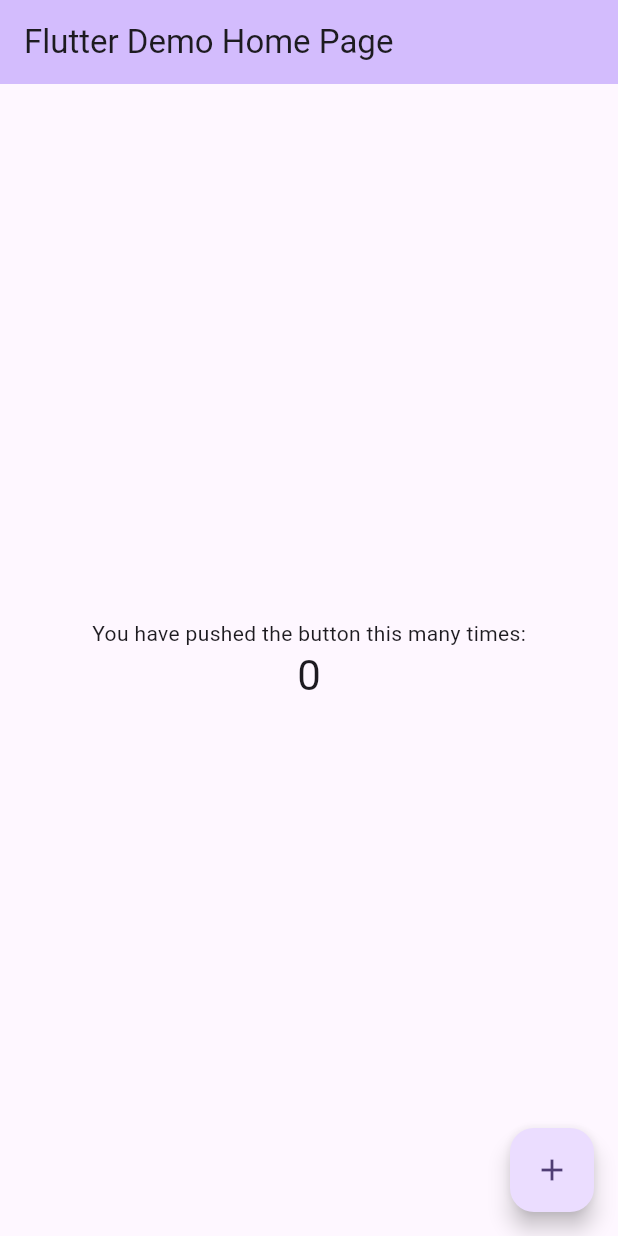
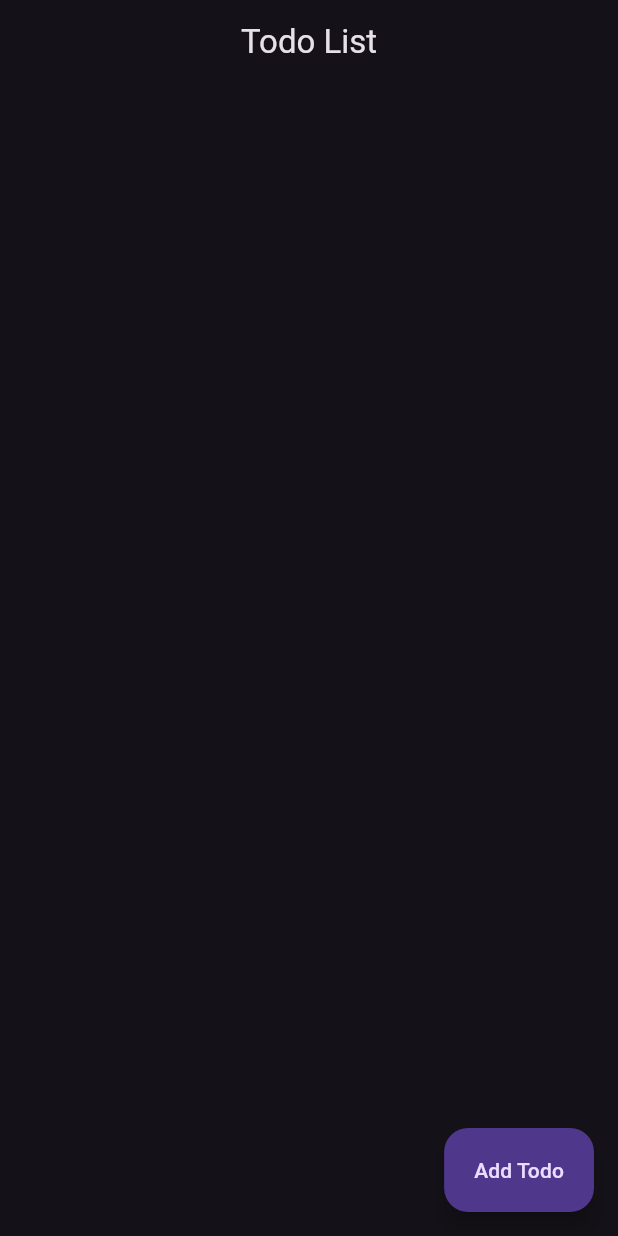
Before and after one commit to adhilfouzi/Todo_App_REST_API, a Flutter app: the screen it shows after launch, on a phone screen of 412 x 824 dp. Run offline on Flutter 3.47's test engine with Material 3 defaults, Android fonts, the phone set to English and light mode, and no system bars.

Commit message:
add page designed

```diff
--- a/lib/main.dart
+++ b/lib/main.dart
@@ -1,4 +1,5 @@
 import 'package:flutter/material.dart';
+import 'package:todo_app_rest_api/screen/todo_list.dart';
 
 void main() {
   runApp(const MyApp());
@@ -11,115 +12,9 @@ class MyApp extends StatelessWidget {
   @override
   Widget build(BuildContext context) {
     return MaterialApp(
-      title: 'Flutter Demo',
-      theme: ThemeData(
-        // This is the theme of your application.
-        //
-        // TRY THIS: Try running your application with "flutter run". You'll see
-        // the application has a purple toolbar. Then, without quitting the app,
-        // try changing the seedColor in the colorScheme below to Colors.green
-        // and then invoke "hot reload" (save your changes or press the "hot
-        // reload" button in a Flutter-supported IDE, or press "r" if you used
-        // the command line to start the app).
-        //
-        // Notice that the counter didn't reset back to zero; the application
-        // state is not lost during the reload. To reset the state, use hot
-        // restart instead.
-        //
-        // This works for code too, not just values: Most code changes can be
-        // tested with just a hot reload.
-        colorScheme: ColorScheme.fromSeed(seedColor: Colors.deepPurple),
-        useMaterial3: true,
-      ),
-      home: const MyHomePage(title: 'Flutter Demo Home Page'),
+      debugShowCheckedModeBanner: false,
+      theme: ThemeData.dark(),
+      home: const TodoList(),
     );
   }
 }
-
-class MyHomePage extends StatefulWidget {
-  const MyHomePage({super.key, required this.title});
-
-  // This widget is the home page of your application. It is stateful, meaning
-  // that it has a State object (defined below) that contains fields that affect
-  // how it looks.
-
-  // This class is the configuration for the state. It holds the values (in this
-  // case the title) provided by the parent (in this case the App widget) and
-  // used by the build method of the State. Fields in a Widget subclass are
-  // always marked "final".
-
-  final String title;
-
-  @override
-  State<MyHomePage> createState() => _MyHomePageState();
-}
-
-class _MyHomePageState extends State<MyHomePage> {
-  int _counter = 0;
-
-  void _incrementCounter() {
-    setState(() {
-      // This call to setState tells the Flutter framework that something has
-      // changed in this State, which causes it to rerun the build method below
-      // so that the display can reflect the updated values. If we changed
-      // _counter without calling setState(), then the build method would not be
-      // called again, and so nothing would appear to happen.
-      _counter++;
-    });
-  }
-
-  @override
-  Widget build(BuildContext context) {
-    // This method is rerun every time setState is called, for instance as done
-    // by the _incrementCounter method above.
-    //
-    // The Flutter framework has been optimized to make rerunning build methods
-    // fast, so that you can just rebuild anything that needs updating rather
-    // than having to individually change instances of widgets.
-    return Scaffold(
-      appBar: AppBar(
-        // TRY THIS: Try changing the color here to a specific color (to
-        // Colors.amber, perhaps?) and trigger a hot reload to see the AppBar
-        // change color while the other colors stay the same.
-        backgroundColor: Theme.of(context).colorScheme.inversePrimary,
-        // Here we take the value from the MyHomePage object that was created by
-        // the App.build method, and use it to set our appbar title.
-        title: Text(widget.title),
-      ),
-      body: Center(
-        // Center is a layout widget. It takes a single child and positions it
-        // in the middle of the parent.
-        child: Column(
-          // Column is also a layout widget. It takes a list of children and
-          // arranges them vertically. By default, it sizes itself to fit its
-          // children horizontally, and tries to be as tall as its parent.
-          //
-          // Column has various properties to control how it sizes itself and
-          // how it positions its children. Here we use mainAxisAlignment to
-          // center the children vertically; the main axis here is the vertical
-          // axis because Columns are vertical (the cross axis would be
-          // horizontal).
-          //
-          // TRY THIS: Invoke "debug painting" (choose the "Toggle Debug Paint"
-          // action in the IDE, or press "p" in the console), to see the
-          // wireframe for each widget.
-          mainAxisAlignment: MainAxisAlignment.center,
-          children: <Widget>[
-            const Text(
-              'You have pushed the button this many times:',
-            ),
-            Text(
-              '$_counter',
-              style: Theme.of(context).textTheme.headlineMedium,
-            ),
-          ],
-        ),
-      ),
-      floatingActionButton: FloatingActionButton(
-        onPressed: _incrementCounter,
-        tooltip: 'Increment',
-        child: const Icon(Icons.add),
-      ), // This trailing comma makes auto-formatting nicer for build methods.
-    );
-  }
-}
--- /dev/null
+++ b/lib/screen/todo_list.dart
@@ -0,0 +1,27 @@
+import 'package:flutter/material.dart';
+import 'package:todo_app_rest_api/screen/add_todo.dart';
+
+class TodoList extends StatefulWidget {
+  const TodoList({super.key});
+
+  @override
+  State<TodoList> createState() => _TodoListState();
+}
+
+class _TodoListState extends State<TodoList> {
+  @override
+  Widget build(BuildContext context) {
+    return Scaffold(
+      appBar: AppBar(
+        centerTitle: true,
+        title: const Text('Todo List'),
+      ),
+      floatingActionButton: FloatingActionButton.extended(
+          onPressed: () {
+            Navigator.of(context).push(
+                MaterialPageRoute(builder: (context) => const AddTodoPage()));
+          },
+          label: const Text('Add Todo')),
+    );
+  }
+}
--- a/pubspec.yaml
+++ b/pubspec.yaml
@@ -35,6 +35,7 @@ dependencies:
   # The following adds the Cupertino Icons font to your application.
   # Use with the CupertinoIcons class for iOS style icons.
   cupertino_icons: ^1.0.2
+  http: ^1.1.0
 
 dev_dependencies:
   flutter_test:
```
Also changed, not shown: lib/screen/add_todo.dart (added, +50 -0 lines), pubspec.lock.
